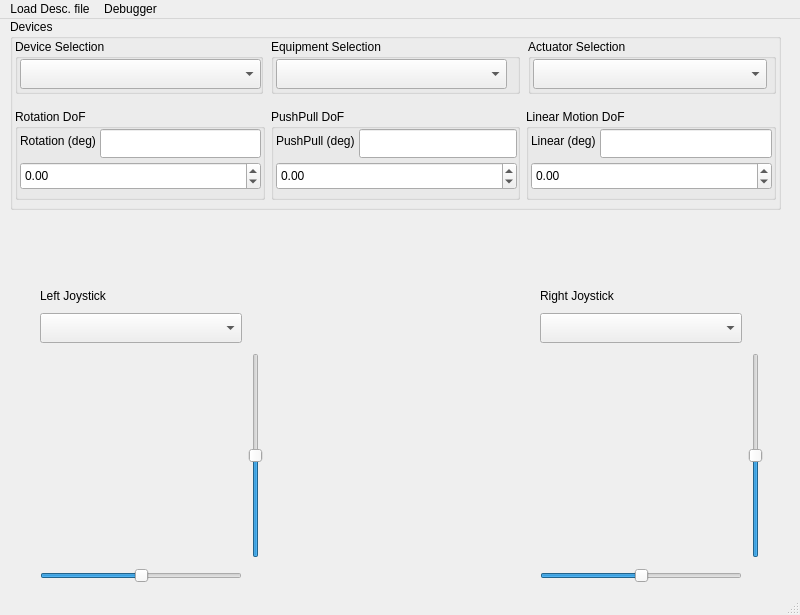
Before: the Qt Designer form ControllerWindow.ui in PITECH-MIS/MIS-Pilot, drawn with Qt 5.
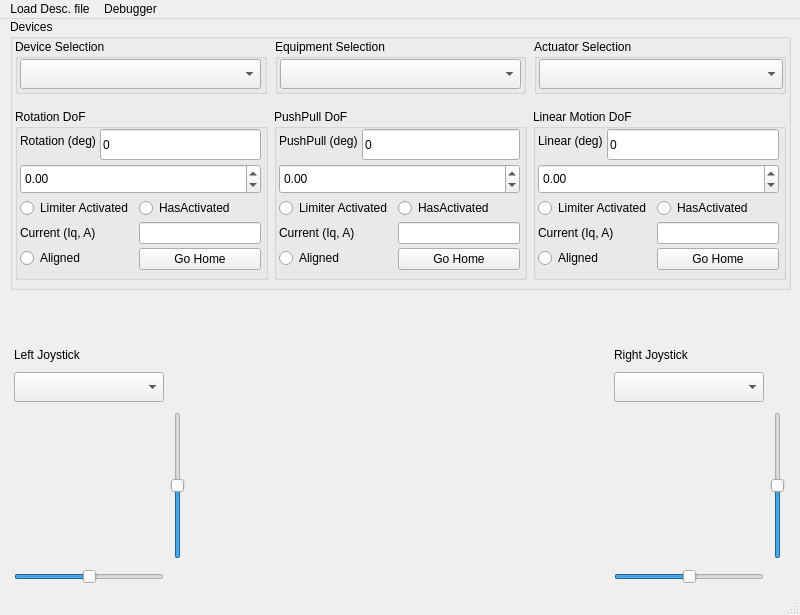
After: the same form once the commit is applied. Custom widgets are drawn as their Qt base class.

Commit message: 24/10/7: Linear Actuator Homing

Diff of the .ui file:
```diff
--- a/ControllerWindow.ui
+++ b/ControllerWindow.ui
@@ -32,220 +32,12 @@
    <string>Controller</string>
   </property>
   <widget class="QWidget" name="centralwidget">
-   <widget class="QWidget" name="gridLayoutWidget">
-    <property name="geometry">
-     <rect>
-      <x>40</x>
-      <y>270</y>
-      <width>223</width>
-      <height>299</height>
-     </rect>
-    </property>
-    <layout class="QGridLayout" name="gridLayout_2">
-     <property name="bottomMargin">
-      <number>5</number>
-     </property>
-     <property name="verticalSpacing">
-      <number>10</number>
-     </property>
-     <item row="3" column="0">
-      <widget class="QSlider" name="leftJoyHorizontalSlider">
-       <property name="focusPolicy">
-        <enum>Qt::FocusPolicy::NoFocus</enum>
-       </property>
-       <property name="minimum">
-        <number>-100</number>
-       </property>
-       <property name="maximum">
-        <number>100</number>
-       </property>
-       <property name="tracking">
-        <bool>false</bool>
-       </property>
-       <property name="orientation">
-        <enum>Qt::Orientation::Horizontal</enum>
-       </property>
-      </widget>
-     </item>
-     <item row="1" column="0">
-      <widget class="QComboBox" name="leftJoyComboBox">
-       <property name="minimumSize">
-        <size>
-         <width>0</width>
-         <height>30</height>
-        </size>
-       </property>
-       <property name="maximumSize">
-        <size>
-         <width>16777215</width>
-         <height>30</height>
-        </size>
-       </property>
-       <property name="focusPolicy">
-        <enum>Qt::FocusPolicy::NoFocus</enum>
-       </property>
-      </widget>
-     </item>
-     <item row="2" column="2">
-      <widget class="QSlider" name="leftJoyVerticalSlider">
-       <property name="enabled">
-        <bool>true</bool>
-       </property>
-       <property name="minimum">
-        <number>-100</number>
-       </property>
-       <property name="maximum">
-        <number>100</number>
-       </property>
-       <property name="tracking">
-        <bool>false</bool>
-       </property>
-       <property name="orientation">
-        <enum>Qt::Orientation::Vertical</enum>
-       </property>
-       <property name="tickPosition">
-        <enum>QSlider::TickPosition::NoTicks</enum>
-       </property>
-      </widget>
-     </item>
-     <item row="2" column="0">
-      <widget class="JoyPad" name="leftJoyPad" native="true">
-       <property name="sizePolicy">
-        <sizepolicy hsizetype="Fixed" vsizetype="Fixed">
-         <horstretch>0</horstretch>
-         <verstretch>0</verstretch>
-        </sizepolicy>
-       </property>
-       <property name="minimumSize">
-        <size>
-         <width>200</width>
-         <height>200</height>
-        </size>
-       </property>
-       <property name="maximumSize">
-        <size>
-         <width>200</width>
-         <height>200</height>
-        </size>
-       </property>
-      </widget>
-     </item>
-     <item row="0" column="0">
-      <widget class="QLabel" name="label">
-       <property name="text">
-        <string>Left Joystick</string>
-       </property>
-      </widget>
-     </item>
-    </layout>
-   </widget>
-   <widget class="QWidget" name="gridLayoutWidget_2">
-    <property name="geometry">
-     <rect>
-      <x>540</x>
-      <y>270</y>
-      <width>223</width>
-      <height>299</height>
-     </rect>
-    </property>
-    <layout class="QGridLayout" name="gridLayout_3">
-     <property name="bottomMargin">
-      <number>5</number>
-     </property>
-     <property name="verticalSpacing">
-      <number>10</number>
-     </property>
-     <item row="3" column="0">
-      <widget class="QSlider" name="rightJoyHorizontalSlider">
-       <property name="focusPolicy">
-        <enum>Qt::FocusPolicy::NoFocus</enum>
-       </property>
-       <property name="minimum">
-        <number>-100</number>
-       </property>
-       <property name="maximum">
-        <number>100</number>
-       </property>
-       <property name="tracking">
-        <bool>false</bool>
-       </property>
-       <property name="orientation">
-        <enum>Qt::Orientation::Horizontal</enum>
-       </property>
-      </widget>
-     </item>
-     <item row="1" column="0">
-      <widget class="QComboBox" name="rightJoyComboBox">
-       <property name="minimumSize">
-        <size>
-         <width>0</width>
-         <height>30</height>
-        </size>
-       </property>
-       <property name="maximumSize">
-        <size>
-         <width>16777215</width>
-         <height>30</height>
-        </size>
-       </property>
-       <property name="focusPolicy">
-        <enum>Qt::FocusPolicy::NoFocus</enum>
-       </property>
-      </widget>
-     </item>
-     <item row="2" column="2">
-      <widget class="QSlider" name="rightJoyVerticalSlider">
-       <property name="minimum">
-        <number>-100</number>
-       </property>
-       <property name="maximum">
-        <number>100</number>
-       </property>
-       <property name="tracking">
-        <bool>false</bool>
-       </property>
-       <property name="orientation">
-        <enum>Qt::Orientation::Vertical</enum>
-       </property>
-      </widget>
-     </item>
-     <item row="2" column="0">
-      <widget class="JoyPad" name="rightJoyPad" native="true">
-       <property name="sizePolicy">
-        <sizepolicy hsizetype="Fixed" vsizetype="Fixed">
-         <horstretch>0</horstretch>
-         <verstretch>0</verstretch>
-        </sizepolicy>
-       </property>
-       <property name="minimumSize">
-        <size>
-         <width>200</width>
-         <height>200</height>
-        </size>
-       </property>
-       <property name="maximumSize">
-        <size>
-         <width>200</width>
-         <height>200</height>
-        </size>
-       </property>
-      </widget>
-     </item>
-     <item row="0" column="0">
-      <widget class="QLabel" name="label_2">
-       <property name="text">
-        <string>Right Joystick</string>
-       </property>
-      </widget>
-     </item>
-    </layout>
-   </widget>
    <widget class="QWidget" name="verticalLayoutWidget">
     <property name="geometry">
      <rect>
       <x>10</x>
       <y>0</y>
-      <width>771</width>
+      <width>781</width>
       <height>271</height>
      </rect>
     </property>
@@ -260,8 +52,8 @@
          <rect>
           <x>0</x>
           <y>20</y>
-          <width>771</width>
-          <height>161</height>
+          <width>781</width>
+          <height>241</height>
          </rect>
         </property>
         <layout class="QVBoxLayout" name="verticalLayout_2">
@@ -307,7 +99,7 @@
                <rect>
                 <x>0</x>
                 <y>10</y>
-                <width>241</width>
+                <width>251</width>
                 <height>51</height>
                </rect>
               </property>
@@ -372,7 +164,7 @@
                <rect>
                 <x>0</x>
                 <y>10</y>
-                <width>241</width>
+                <width>251</width>
                 <height>51</height>
                </rect>
               </property>
@@ -500,7 +292,7 @@
                   <x>0</x>
                   <y>20</y>
                   <width>251</width>
-                  <height>61</height>
+                  <height>141</height>
                  </rect>
                 </property>
                 <layout class="QVBoxLayout" name="verticalLayout_6">
@@ -539,6 +331,9 @@
                      <property name="contextMenuPolicy">
                       <enum>Qt::ContextMenuPolicy::NoContextMenu</enum>
                      </property>
+                     <property name="text">
+                      <string>0</string>
+                     </property>
                      <property name="readOnly">
                       <bool>true</bool>
                      </property>
@@ -562,6 +357,112 @@
                    </property>
                   </widget>
                  </item>
+                 <item>
+                  <layout class="QFormLayout" name="formLayout_7">
+                   <item row="2" column="0">
+                    <widget class="QRadioButton" name="panelPushPullIsAlignedRadioButton">
+                     <property name="focusPolicy">
+                      <enum>Qt::FocusPolicy::NoFocus</enum>
+                     </property>
+                     <property name="contextMenuPolicy">
+                      <enum>Qt::ContextMenuPolicy::NoContextMenu</enum>
+                     </property>
+                     <property name="text">
+                      <string>Aligned</string>
+                     </property>
+                     <property name="autoExclusive">
+                      <bool>false</bool>
+                     </property>
+                    </widget>
+                   </item>
+                   <item row="2" column="1">
+                    <widget class="QPushButton" name="panelPushPullAlignButton">
+                     <property name="text">
+                      <string>Go Home</string>
+                     </property>
+                    </widget>
+                   </item>
+                   <item row="0" column="0">
+                    <widget class="QRadioButton" name="panelPushPullLimiterActivatedRadioButton">
+                     <property name="minimumSize">
+                      <size>
+                       <width>115</width>
+                       <height>0</height>
+                      </size>
+                     </property>
+                     <property name="maximumSize">
+                      <size>
+                       <width>115</width>
+                       <height>16777215</height>
+                      </size>
+                     </property>
+                     <property name="mouseTracking">
+                      <bool>false</bool>
+                     </property>
+                     <property name="focusPolicy">
+                      <enum>Qt::FocusPolicy::NoFocus</enum>
+                     </property>
+                     <property name="contextMenuPolicy">
+                      <enum>Qt::ContextMenuPolicy::NoContextMenu</enum>
+                     </property>
+                     <property name="text">
+                      <string>Limiter Activated</string>
+                     </property>
+                     <property name="checkable">
+                      <bool>true</bool>
+                     </property>
+                     <property name="autoExclusive">
+                      <bool>false</bool>
+                     </property>
+                    </widget>
+                   </item>
+                   <item row="0" column="1">
+                    <widget class="QRadioButton" name="panelPushPullLimiterHasActivatedRadioButton">
+                     <property name="sizePolicy">
+                      <sizepolicy hsizetype="Expanding" vsizetype="Fixed">
+                       <horstretch>0</horstretch>
+                       <verstretch>0</verstretch>
+                      </sizepolicy>
+                     </property>
+                     <property name="focusPolicy">
+                      <enum>Qt::FocusPolicy::NoFocus</enum>
+                     </property>
+                     <property name="contextMenuPolicy">
+                      <enum>Qt::ContextMenuPolicy::NoContextMenu</enum>
+                     </property>
+                     <property name="text">
+                      <string>HasActivated</string>
+                     </property>
+                     <property name="autoExclusive">
+                      <bool>false</bool>
+                     </property>
+                    </widget>
+                   </item>
+                   <item row="1" column="0">
+                    <widget class="QLabel" name="label_9">
+                     <property name="text">
+                      <string>Current (Iq, A)</string>
+                     </property>
+                    </widget>
+                   </item>
+                   <item row="1" column="1">
+                    <widget class="QLineEdit" name="panelPushPullIqEdit">
+                     <property name="mouseTracking">
+                      <bool>false</bool>
+                     </property>
+                     <property name="focusPolicy">
+                      <enum>Qt::FocusPolicy::NoFocus</enum>
+                     </property>
+                     <property name="contextMenuPolicy">
+                      <enum>Qt::ContextMenuPolicy::NoContextMenu</enum>
+                     </property>
+                     <property name="readOnly">
+                      <bool>true</bool>
+                     </property>
+                    </widget>
+                   </item>
+                  </layout>
+                 </item>
                 </layout>
                </widget>
               </widget>
@@ -583,7 +484,7 @@
                   <x>0</x>
                   <y>20</y>
                   <width>251</width>
-                  <height>61</height>
+                  <height>141</height>
                  </rect>
                 </property>
                 <layout class="QVBoxLayout" name="verticalLayout_4">
@@ -622,6 +523,9 @@
                      <property name="contextMenuPolicy">
                       <enum>Qt::ContextMenuPolicy::NoContextMenu</enum>
                      </property>
+                     <property name="text">
+                      <string>0</string>
+                     </property>
                      <property name="readOnly">
                       <bool>true</bool>
                      </property>
@@ -648,6 +552,124 @@
                    </property>
                   </widget>
                  </item>
+                 <item>
+                  <layout class="QFormLayout" name="formLayout_2">
+                   <item row="2" column="0">
+                    <widget class="QRadioButton" name="panelRotationIsAlignedRadioButton">
+                     <property name="focusPolicy">
+                      <enum>Qt::FocusPolicy::NoFocus</enum>
+                     </property>
+                     <property name="contextMenuPolicy">
+                      <enum>Qt::ContextMenuPolicy::NoContextMenu</enum>
+                     </property>
+                     <property name="text">
+                      <string>Aligned</string>
+                     </property>
+                     <property name="autoExclusive">
+                      <bool>false</bool>
+                     </property>
+                    </widget>
+                   </item>
+                   <item row="2" column="1">
+                    <widget class="QPushButton" name="panelRotationAlignButton">
+                     <property name="text">
+                      <string>Go Home</string>
+                     </property>
+                    </widget>
+                   </item>
+                   <item row="0" column="0">
+                    <widget class="QRadioButton" name="panelRotationLimiterActivatedRadioButton">
+                     <property name="sizePolicy">
+                      <sizepolicy hsizetype="Expanding" vsizetype="Fixed">
+                       <horstretch>0</horstretch>
+                       <verstretch>0</verstretch>
+                      </sizepolicy>
+                     </property>
+                     <property name="minimumSize">
+                      <size>
+                       <width>115</width>
+                       <height>0</height>
+                      </size>
+                     </property>
+                     <property name="maximumSize">
+                      <size>
+                       <width>115</width>
+                       <height>16777215</height>
+                      </size>
+                     </property>
+                     <property name="mouseTracking">
+                      <bool>false</bool>
+                     </property>
+                     <property name="focusPolicy">
+                      <enum>Qt::FocusPolicy::NoFocus</enum>
+                     </property>
+                     <property name="contextMenuPolicy">
+                      <enum>Qt::ContextMenuPolicy::NoContextMenu</enum>
+                     </property>
+                     <property name="text">
+                      <string>Limiter Activated</string>
+                     </property>
+                     <property name="checkable">
+                      <bool>true</bool>
+                     </property>
+                     <property name="autoExclusive">
+                      <bool>false</bool>
+                     </property>
+                    </widget>
+                   </item>
+                   <item row="0" column="1">
+                    <widget class="QRadioButton" name="panelRotationLimiterHasActivatedRadioButton">
+                     <property name="sizePolicy">
+                      <sizepolicy hsizetype="Expanding" vsizetype="Fixed">
+                       <horstretch>0</horstretch>
+                       <verstretch>0</verstretch>
+                      </sizepolicy>
+                     </property>
+                     <property name="maximumSize">
+                      <size>
+                       <width>16777215</width>
+                       <height>16777215</height>
+                      </size>
+                     </property>
+                     <property name="focusPolicy">
+                      <enum>Qt::FocusPolicy::NoFocus</enum>
+                     </property>
+                     <property name="contextMenuPolicy">
+                      <enum>Qt::ContextMenuPolicy::NoContextMenu</enum>
+                     </property>
+                     <property name="text">
+                      <string>HasActivated</string>
+                     </property>
+                     <property name="autoExclusive">
+                      <bool>false</bool>
+                     </property>
+                    </widget>
+                   </item>
+                   <item row="1" column="0">
+                    <widget class="QLabel" name="label_4">
+                     <property name="text">
+                      <string>Current (Iq, A)</string>
+                     </property>
+                    </widget>
+                   </item>
+                   <item row="1" column="1">
+                    <widget class="QLineEdit" name="panelRotationIqEdit">
+                     <property name="mouseTracking">
+                      <bool>false</bool>
+                     </property>
+                     <property name="focusPolicy">
+                      <enum>Qt::FocusPolicy::NoFocus</enum>
+                     </property>
+                     <property name="contextMenuPolicy">
+                      <enum>Qt::ContextMenuPolicy::NoContextMenu</enum>
+                     </property>
+                     <property name="readOnly">
+                      <bool>true</bool>
+                     </property>
+                    </widget>
+                   </item>
+                  </layout>
+                 </item>
                 </layout>
                </widget>
               </widget>
@@ -663,7 +685,7 @@
                   <x>0</x>
                   <y>20</y>
                   <width>251</width>
-                  <height>61</height>
+                  <height>141</height>
                  </rect>
                 </property>
                 <layout class="QVBoxLayout" name="verticalLayout_7">
@@ -702,6 +724,9 @@
                      <property name="contextMenuPolicy">
                       <enum>Qt::ContextMenuPolicy::NoContextMenu</enum>
                      </property>
+                     <property name="text">
+                      <string>0</string>
+                     </property>
                      <property name="readOnly">
                       <bool>true</bool>
                      </property>
@@ -728,6 +753,106 @@
                    </property>
                   </widget>
                  </item>
+                 <item>
+                  <layout class="QFormLayout" name="formLayout_8">
+                   <item row="2" column="0">
+                    <widget class="QRadioButton" name="panelLinearIsAlignedRadioButton">
+                     <property name="focusPolicy">
+                      <enum>Qt::FocusPolicy::NoFocus</enum>
+                     </property>
+                     <property name="contextMenuPolicy">
+                      <enum>Qt::ContextMenuPolicy::NoContextMenu</enum>
+                     </property>
+                     <property name="text">
+                      <string>Aligned</string>
+                     </property>
+                     <property name="autoExclusive">
+                      <bool>false</bool>
+                     </property>
+                    </widget>
+                   </item>
+                   <item row="2" column="1">
+                    <widget class="QPushButton" name="panelLinearAlignButton">
+                     <property name="text">
+                      <string>Go Home</string>
+                     </property>
+                    </widget>
+                   </item>
+                   <item row="0" column="0">
+                    <widget class="QRadioButton" name="panelLinearLimiterActivatedRadioButton">
+                     <property name="minimumSize">
+                      <size>
+                       <width>115</width>
+                       <height>0</height>
+                      </size>
+                     </property>
+                     <property name="maximumSize">
+                      <size>
+                       <width>115</width>
+                       <height>16777215</height>
+                      </size>
+                     </property>
+                     <property name="mouseTracking">
+                      <bool>false</bool>
+                     </property>
+                     <property name="focusPolicy">
+                      <enum>Qt::FocusPolicy::NoFocus</enum>
+                     </property>
+                     <property name="contextMenuPolicy">
+                      <enum>Qt::ContextMenuPolicy::NoContextMenu</enum>
+                     </property>
+                     <property name="text">
+                      <string>Limiter Activated</string>
+                     </property>
+                     <property name="checkable">
+                      <bool>true</bool>
+                     </property>
+                     <property name="autoExclusive">
+                      <bool>false</bool>
+                     </property>
+                    </widget>
+                   </item>
+                   <item row="0" column="1">
+                    <widget class="QRadioButton" name="panelLinearLimiterHasActivatedRadioButton">
+                     <property name="focusPolicy">
+                      <enum>Qt::FocusPolicy::NoFocus</enum>
+                     </property>
+                     <property name="contextMenuPolicy">
+                      <enum>Qt::ContextMenuPolicy::NoContextMenu</enum>
+                     </property>
+                     <property name="text">
+                      <string>HasActivated</string>
+                     </property>
+                     <property name="autoExclusive">
+                      <bool>false</bool>
+                     </property>
+                    </widget>
+                   </item>
+                   <item row="1" column="0">
+                    <widget class="QLabel" name="label_10">
+                     <property name="text">
+                      <string>Current (Iq, A)</string>
+                     </property>
+                    </widget>
+                   </item>
+                   <item row="1" column="1">
+                    <widget class="QLineEdit" name="panelLinearIqEdit">
+                     <property name="mouseTracking">
+                      <bool>false</bool>
+                     </property>
+                     <property name="focusPolicy">
+                      <enum>Qt::FocusPolicy::NoFocus</enum>
+                     </property>
+                     <property name="contextMenuPolicy">
+                      <enum>Qt::ContextMenuPolicy::NoContextMenu</enum>
+                     </property>
+                     <property name="readOnly">
+                      <bool>true</bool>
+                     </property>
+                    </widget>
+                   </item>
+                  </layout>
+                 </item>
                 </layout>
                </widget>
               </widget>
@@ -740,22 +865,232 @@
        </widget>
       </widget>
      </item>
+    </layout>
+   </widget>
+   <widget class="QWidget" name="horizontalLayoutWidget_2">
+    <property name="geometry">
+     <rect>
+      <x>9</x>
+      <y>329</y>
+      <width>781</width>
+      <height>241</height>
+     </rect>
+    </property>
+    <layout class="QHBoxLayout" name="horizontalLayout_2" stretch="1,0,1">
+     <property name="leftMargin">
+      <number>5</number>
+     </property>
+     <property name="rightMargin">
+      <number>5</number>
+     </property>
      <item>
-      <spacer name="verticalSpacer">
+      <layout class="QGridLayout" name="gridLayout_2" rowstretch="0,0,0,0">
+       <property name="sizeConstraint">
+        <enum>QLayout::SizeConstraint::SetDefaultConstraint</enum>
+       </property>
+       <property name="bottomMargin">
+        <number>5</number>
+       </property>
+       <property name="verticalSpacing">
+        <number>10</number>
+       </property>
+       <item row="3" column="0">
+        <widget class="QSlider" name="leftJoyHorizontalSlider">
+         <property name="focusPolicy">
+          <enum>Qt::FocusPolicy::NoFocus</enum>
+         </property>
+         <property name="minimum">
+          <number>-100</number>
+         </property>
+         <property name="maximum">
+          <number>100</number>
+         </property>
+         <property name="tracking">
+          <bool>false</bool>
+         </property>
+         <property name="orientation">
+          <enum>Qt::Orientation::Horizontal</enum>
+         </property>
+        </widget>
+       </item>
+       <item row="1" column="0">
+        <widget class="QComboBox" name="leftJoyComboBox">
+         <property name="minimumSize">
+          <size>
+           <width>0</width>
+           <height>30</height>
+          </size>
+         </property>
+         <property name="maximumSize">
+          <size>
+           <width>16777215</width>
+           <height>30</height>
+          </size>
+         </property>
+         <property name="focusPolicy">
+          <enum>Qt::FocusPolicy::NoFocus</enum>
+         </property>
+        </widget>
+       </item>
+       <item row="2" column="2">
+        <widget class="QSlider" name="leftJoyVerticalSlider">
+         <property name="enabled">
+          <bool>true</bool>
+         </property>
+         <property name="minimum">
+          <number>-100</number>
+         </property>
+         <property name="maximum">
+          <number>100</number>
+         </property>
+         <property name="tracking">
+          <bool>false</bool>
+         </property>
+         <property name="orientation">
+          <enum>Qt::Orientation::Vertical</enum>
+         </property>
+         <property name="tickPosition">
+          <enum>QSlider::TickPosition::NoTicks</enum>
+         </property>
+        </widget>
+       </item>
+       <item row="2" column="0">
+        <widget class="JoyPad" name="leftJoyPad" native="true">
+         <property name="sizePolicy">
+          <sizepolicy hsizetype="Fixed" vsizetype="Fixed">
+           <horstretch>0</horstretch>
+           <verstretch>0</verstretch>
+          </sizepolicy>
+         </property>
+         <property name="minimumSize">
+          <size>
+           <width>150</width>
+           <height>150</height>
+          </size>
+         </property>
+         <property name="maximumSize">
+          <size>
+           <width>150</width>
+           <height>150</height>
+          </size>
+         </property>
+        </widget>
+       </item>
+       <item row="0" column="0">
+        <widget class="QLabel" name="label">
+         <property name="text">
+          <string>Left Joystick</string>
+         </property>
+        </widget>
+       </item>
+      </layout>
+     </item>
+     <item>
+      <spacer name="horizontalSpacer">
        <property name="orientation">
-        <enum>Qt::Orientation::Vertical</enum>
-       </property>
-       <property name="sizeType">
-        <enum>QSizePolicy::Policy::Fixed</enum>
+        <enum>Qt::Orientation::Horizontal</enum>
        </property>
        <property name="sizeHint" stdset="0">
         <size>
-         <width>20</width>
-         <height>80</height>
+         <width>450</width>
+         <height>20</height>
         </size>
        </property>
       </spacer>
      </item>
+     <item>
+      <layout class="QGridLayout" name="gridLayout_3">
+       <property name="bottomMargin">
+        <number>5</number>
+       </property>
+       <property name="verticalSpacing">
+        <number>10</number>
+       </property>
+       <item row="3" column="0">
+        <widget class="QSlider" name="rightJoyHorizontalSlider">
+         <property name="focusPolicy">
+          <enum>Qt::FocusPolicy::NoFocus</enum>
+         </property>
+         <property name="minimum">
+          <number>-100</number>
+         </property>
+         <property name="maximum">
+          <number>100</number>
+         </property>
+         <property name="tracking">
+          <bool>false</bool>
+         </property>
+         <property name="orientation">
+          <enum>Qt::Orientation::Horizontal</enum>
+         </property>
+        </widget>
+       </item>
+       <item row="1" column="0">
+        <widget class="QComboBox" name="rightJoyComboBox">
+         <property name="minimumSize">
+          <size>
+           <width>0</width>
+           <height>30</height>
+          </size>
+         </property>
+         <property name="maximumSize">
+          <size>
+           <width>16777215</width>
+           <height>30</height>
+          </size>
+         </property>
+         <property name="focusPolicy">
+          <enum>Qt::FocusPolicy::NoFocus</enum>
+         </property>
+        </widget>
+       </item>
+       <item row="2" column="2">
+        <widget class="QSlider" name="rightJoyVerticalSlider">
+         <property name="minimum">
+          <number>-100</number>
+         </property>
+         <property name="maximum">
+          <number>100</number>
+         </property>
+         <property name="tracking">
+          <bool>false</bool>
+         </property>
+         <property name="orientation">
+          <enum>Qt::Orientation::Vertical</enum>
+         </property>
+        </widget>
+       </item>
+       <item row="2" column="0">
+        <widget class="JoyPad" name="rightJoyPad" native="true">
+         <property name="sizePolicy">
+          <sizepolicy hsizetype="Fixed" vsizetype="Fixed">
+           <horstretch>0</horstretch>
+           <verstretch>0</verstretch>
+          </sizepolicy>
+         </property>
+         <property name="minimumSize">
+          <size>
+           <width>150</width>
+           <height>150</height>
+          </size>
+         </property>
+         <property name="maximumSize">
+          <size>
+           <width>150</width>
+           <height>150</height>
+          </size>
+         </property>
+        </widget>
+       </item>
+       <item row="0" column="0">
+        <widget class="QLabel" name="label_2">
+         <property name="text">
+          <string>Right Joystick</string>
+         </property>
+        </widget>
+       </item>
+      </layout>
+     </item>
     </layout>
    </widget>
   </widget>
```
The commit also changes 10 other files.
